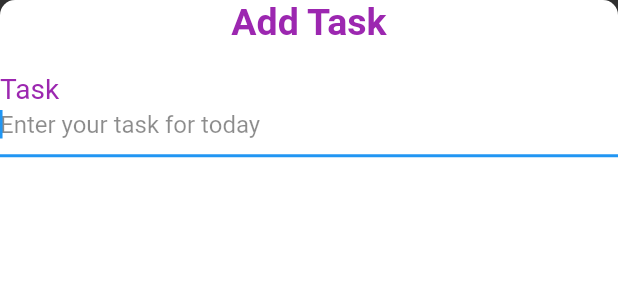
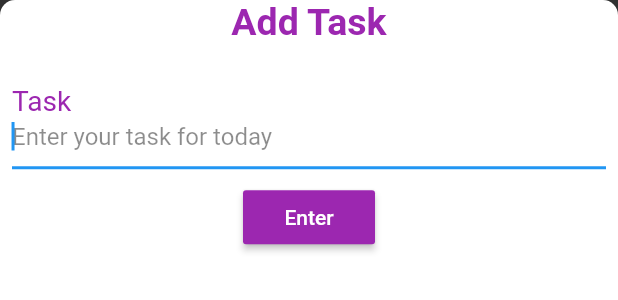
Before and after one commit to vikilinho/DoMee, a Flutter app: the AddTask widget shown alone on an empty page, opened directly, on a phone screen of 412 x 824 dp. Shown: the top 300 px of the screen. Run offline on Flutter 3.47's test engine with Material 2 defaults, Android fonts, the phone set to English and light mode, and no system bars.

Commit message:
new Commit

```diff
--- a/Domee/lib/screens/addTask.dart
+++ b/Domee/lib/screens/addTask.dart
@@ -15,7 +15,9 @@ class AddTask extends StatelessWidget {
             style: TextStyle(color: Colors.purple, fontSize: 25, fontWeight: FontWeight.w700),
           ),
           SizedBox(height: 10,),
-          TextField(
+          Padding(
+            padding: const EdgeInsets.all(8.0),
+            child: TextField(
               autofocus: true,
               decoration: InputDecoration(
                 floatingLabelBehavior: FloatingLabelBehavior.always,
@@ -26,9 +28,10 @@ class AddTask extends StatelessWidget {
                 fillColor: Colors.purple,
               ),
             ),
+          ),
           ButtonTheme(
           buttonColor: Colors.purple,
-          child: TextButton(onPressed: null, child: Text("Enter")))
+          child: RaisedButton(onPressed: (){}, child: Text("Enter"))),
         ],
       ),
     );
```
Also changed, not shown: 1 other file. Lines whose indentation alone changed are shown as unchanged.
